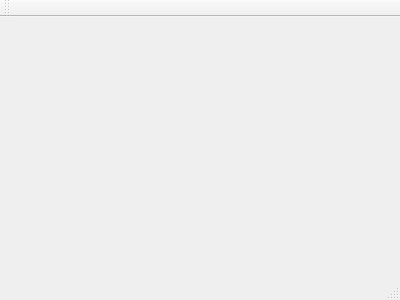
ncoutenet/Projet_too_graphique, file Gestionnaire/gestionnaire.ui: the form before one commit.
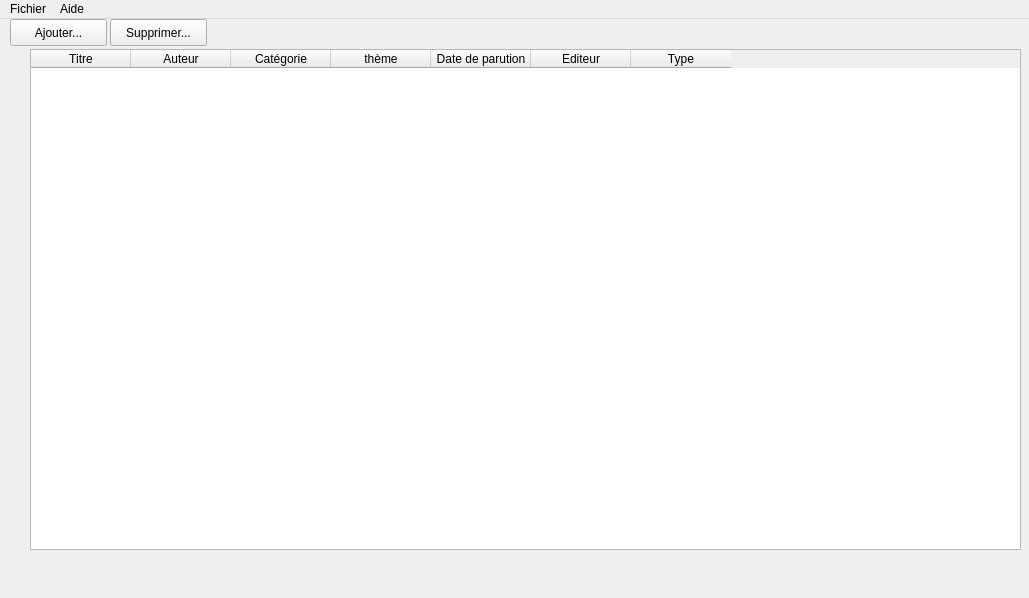
The form after the commit.

Commit message: mise en forme du gestionnaire

What changed in the file:
```diff
--- a/Gestionnaire/gestionnaire.ui
+++ b/Gestionnaire/gestionnaire.ui
@@ -1,24 +1,150 @@
 <ui version="4.0">
  <class>Gestionnaire</class>
- <widget class="QMainWindow" name="Gestionnaire" >
-  <property name="geometry" >
+ <widget class="QMainWindow" name="Gestionnaire">
+  <property name="geometry">
    <rect>
     <x>0</x>
     <y>0</y>
-    <width>400</width>
-    <height>300</height>
+    <width>1029</width>
+    <height>598</height>
    </rect>
   </property>
   <property name="windowTitle" >
    <string>Gestionnaire</string>
   </property>
-  <widget class="QMenuBar" name="menuBar" />
-  <widget class="QToolBar" name="mainToolBar" />
-  <widget class="QWidget" name="centralWidget" />
-  <widget class="QStatusBar" name="statusBar" />
+  <widget class="QWidget" name="centralWidget">
+   <widget class="QTableWidget" name="tableWidget">
+    <property name="geometry">
+     <rect>
+      <x>30</x>
+      <y>30</y>
+      <width>991</width>
+      <height>501</height>
+     </rect>
+    </property>
+    <column>
+     <property name="text">
+      <string>Titre</string>
+     </property>
+    </column>
+    <column>
+     <property name="text">
+      <string>Auteur</string>
+     </property>
+    </column>
+    <column>
+     <property name="text">
+      <string>Catégorie</string>
+     </property>
+    </column>
+    <column>
+     <property name="text">
+      <string>thème</string>
+     </property>
+    </column>
+    <column>
+     <property name="text">
+      <string>Date de parution</string>
+     </property>
+    </column>
+    <column>
+     <property name="text">
+      <string>Editeur</string>
+     </property>
+    </column>
+    <column>
+     <property name="text">
+      <string>Type</string>
+     </property>
+    </column>
+   </widget>
+   <widget class="QPushButton" name="pbAjout">
+    <property name="geometry">
+     <rect>
+      <x>10</x>
+      <y>0</y>
+      <width>97</width>
+      <height>27</height>
+     </rect>
+    </property>
+    <property name="text">
+     <string>Ajouter...</string>
+    </property>
+   </widget>
+   <widget class="QPushButton" name="pbSuppr">
+    <property name="geometry">
+     <rect>
+      <x>110</x>
+      <y>0</y>
+      <width>97</width>
+      <height>27</height>
+     </rect>
+    </property>
+    <property name="text">
+     <string>Supprimer...</string>
+    </property>
+   </widget>
+  </widget>
+  <widget class="QMenuBar" name="menuBar">
+   <property name="geometry">
+    <rect>
+     <x>0</x>
+     <y>0</y>
+     <width>1029</width>
+     <height>25</height>
+    </rect>
+   </property>
+   <widget class="QMenu" name="menuFichier">
+    <property name="title">
+     <string>Fichier</string>
+    </property>
+    <addaction name="actionAjouter"/>
+    <addaction name="actionSupprimer"/>
+    <addaction name="actionSauvegarder"/>
+    <addaction name="actionQuitter"/>
+   </widget>
+   <widget class="QMenu" name="menuAide">
+    <property name="title">
+     <string>Aide</string>
+    </property>
+    <addaction name="actionManuel"/>
+   </widget>
+   <addaction name="menuFichier"/>
+   <addaction name="menuAide"/>
+  </widget>
+  <action name="actionManuel">
+   <property name="text">
+    <string>manuel</string>
+   </property>
+  </action>
+  <action name="actionAjouter">
+   <property name="text">
+    <string>Ajouter...</string>
+   </property>
+  </action>
+  <action name="actionSupprimer">
+   <property name="text">
+    <string>Supprimer...</string>
+   </property>
+  </action>
+  <action name="actionSauvegarder">
+   <property name="text">
+    <string>Sauvegarder</string>
+   </property>
+   <property name="shortcut">
+    <string>Ctrl+S</string>
+   </property>
+  </action>
+  <action name="actionQuitter">
+   <property name="text">
+    <string>Quitter</string>
+   </property>
+   <property name="shortcut">
+    <string>Ctrl+Q</string>
+   </property>
+  </action>
  </widget>
- <layoutDefault spacing="6" margin="11" />
- <pixmapfunction></pixmapfunction>
+ <layoutdefault spacing="6" margin="11"/>
  <resources/>
  <connections/>
 </ui>
```
Left out of the diff: 3 changed lines with no effect on the pictures. The commit also changes 2 other files.
